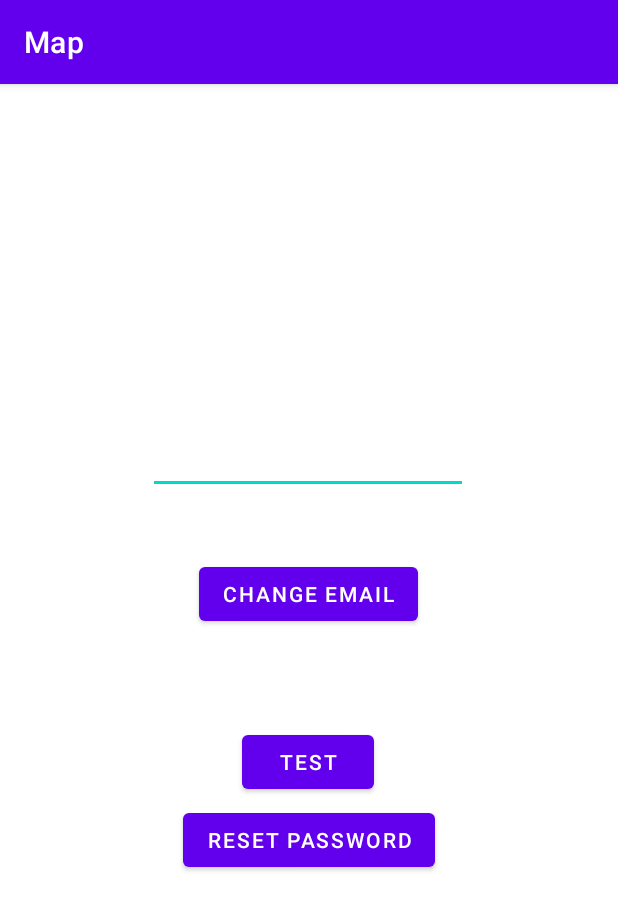
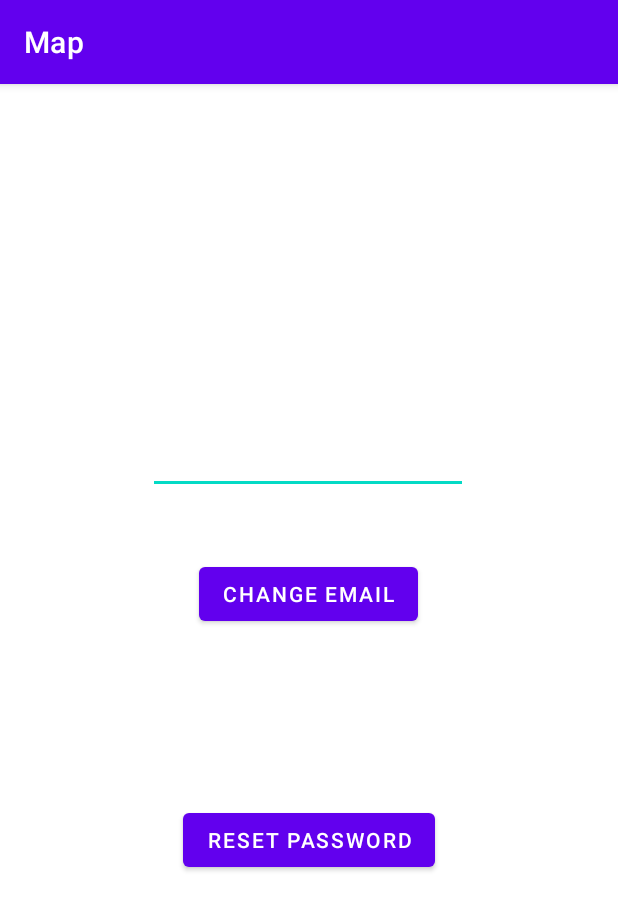
Before and after one commit to Kadziok/Mobilne, an Android app: the fragment AccountFragment shown on its own in the app's theme, on a phone screen of 412 x 824 dp. Shown: the top 910 px of the screen. Run offline under Robolectric (Android 15) with nearby library versions, the phone set to English and light mode, and no system bars; our stand-ins replace Firebase (no records; nobody signed in at launch, a user with empty details on screens opened directly).

Commit message:
changes in account view

```diff
--- a/app/src/main/res/layout/fragment_account.xml
+++ b/app/src/main/res/layout/fragment_account.xml
@@ -30,18 +30,6 @@
         app:layout_constraintTop_toBottomOf="@+id/editTextTextEmailAddress"
         app:layout_constraintVertical_bias="0.463" />
 
-    <Button
-        android:id="@+id/test"
-        android:layout_width="wrap_content"
-        android:layout_height="wrap_content"
-        android:text="Test"
-        app:layout_constraintBottom_toBottomOf="parent"
-        app:layout_constraintEnd_toEndOf="parent"
-        app:layout_constraintHorizontal_bias="0.498"
-        app:layout_constraintStart_toStartOf="parent"
-        app:layout_constraintTop_toBottomOf="@+id/editTextTextEmailAddress"
-        app:layout_constraintVertical_bias="0.346" />
-
     <EditText
         android:id="@+id/editTextTextEmailAddress"
         android:layout_width="wrap_content"
```
Also changed, not shown: app/src/main/java/com/example/gtamapirl/AccountFragment.kt (+0 -7 lines), 1 other file.
